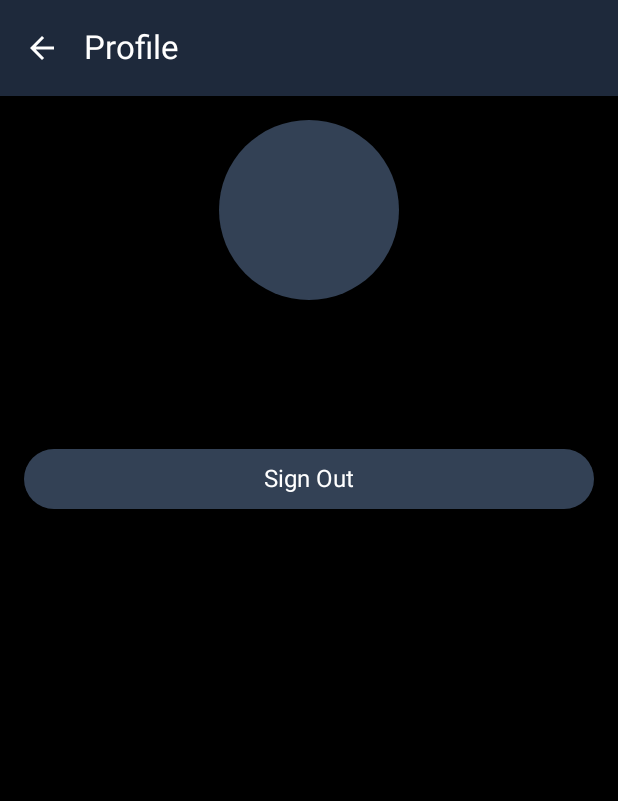
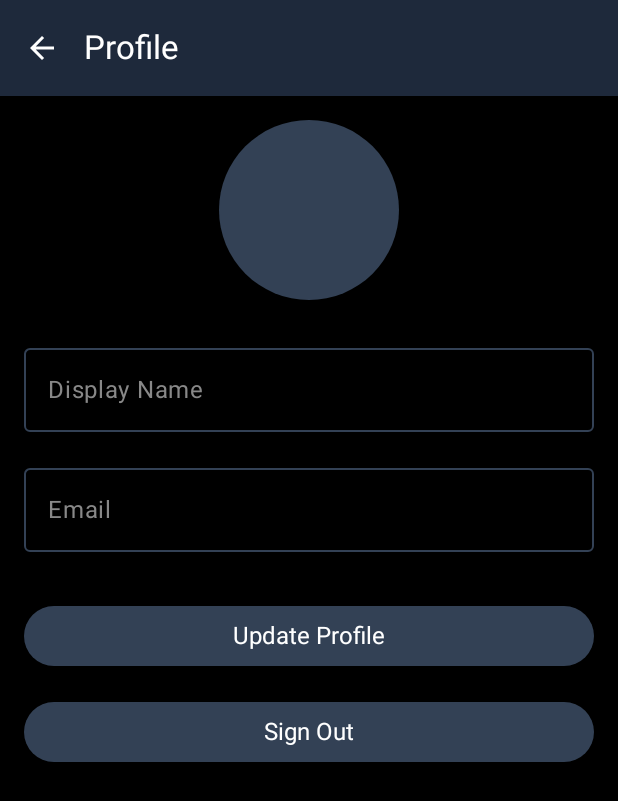
Before and after one commit to nhuanld17/ChatApp, an Android app built with Jetpack Compose: the ProfileScreen screen opened through its navigation route, on a phone screen of 412 x 824 dp. Shown: the top 801 px of the screen. Run offline under Robolectric (Android 15) with nearby library versions, the phone set to English and light mode, and no system bars; our stand-ins replace Dagger/Hilt's generated code, Firebase (no records; nobody signed in at launch, a user with empty details on screens opened directly), Timber; libraries missing offline, so code that uses them is left out: com.permissionx.guolindev, com.zegocloud.uikit, im.zego.zim; 1 statement that could not run was skipped.

Commit message:
update profile

```diff
--- a/app/src/main/java/com/example/dacs/screen/profile/ProfileScreen.kt
+++ b/app/src/main/java/com/example/dacs/screen/profile/ProfileScreen.kt
@@ -6,7 +6,7 @@ import androidx.compose.foundation.shape.CircleShape
 import androidx.compose.material.icons.Icons
 import androidx.compose.material.icons.filled.ArrowBack
 import androidx.compose.material3.*
-import androidx.compose.runtime.Composable
+import androidx.compose.runtime.*
 import androidx.compose.ui.Alignment
 import androidx.compose.ui.Modifier
 import androidx.compose.ui.draw.clip
@@ -16,13 +16,28 @@ import androidx.compose.ui.text.font.FontWeight
 import androidx.compose.ui.text.style.TextAlign
 import androidx.compose.ui.unit.dp
 import androidx.compose.ui.unit.sp
+import androidx.hilt.navigation.compose.hiltViewModel
 import androidx.navigation.NavController
+import com.example.dacs.viewmodel.profile.ProfileState
+import com.example.dacs.viewmodel.profile.ProfileViewModel
 import com.google.firebase.Firebase
 import com.google.firebase.auth.auth
 
 @OptIn(ExperimentalMaterial3Api::class)
 @Composable
 fun ProfileScreen(navController: NavController) {
+    val viewModel: ProfileViewModel = hiltViewModel()
+    val state by viewModel.state.collectAsState()
+    val displayName by viewModel.displayName.collectAsState()
+    val email by viewModel.email.collectAsState()
+
+    LaunchedEffect(state) {
+        if (state is ProfileState.Success) {
+            // Reset state after successful update
+            viewModel.updateDisplayName(displayName)
+        }
+    }
+
     Scaffold(
         topBar = {
             TopAppBar(
@@ -55,7 +70,7 @@ fun ProfileScreen(navController: NavController) {
                     .background(Color(0xFF334155))
             ) {
                 Text(
-                    text = Firebase.auth.currentUser?.email?.firstOrNull()?.uppercase() ?: "",
+                    text = (displayName.firstOrNull() ?: email.firstOrNull())?.uppercase() ?: "",
                     color = Color.White,
                     style = TextStyle(fontSize = 50.sp),
                     textAlign = TextAlign.Center,
@@ -65,22 +80,84 @@ fun ProfileScreen(navController: NavController) {
 
             Spacer(modifier = Modifier.size(24.dp))
 
-            Text(
-                text = Firebase.auth.currentUser?.email ?: "",
-                style = TextStyle(
-                    fontSize = 20.sp,
-                    color = Color.White,
-                    fontWeight = FontWeight.Medium
+            OutlinedTextField(
+                value = displayName,
+                onValueChange = { viewModel.updateDisplayName(it) },
+                label = { Text("Display Name", color = Color.Gray) },
+                modifier = Modifier.fillMaxWidth(),
+                colors = TextFieldDefaults.colors(
+                    focusedTextColor = Color.White,
+                    unfocusedTextColor = Color.White,
+                    focusedContainerColor = Color.Transparent,
+                    unfocusedContainerColor = Color.Transparent,
+                    focusedIndicatorColor = Color(0xFF334155),
+                    unfocusedIndicatorColor = Color(0xFF334155),
+                    focusedLabelColor = Color.Gray,
+                    unfocusedLabelColor = Color.Gray,
+                    cursorColor = Color.White
                 )
             )
 
-            Spacer(modifier = Modifier.size(48.dp))
+            Spacer(modifier = Modifier.size(16.dp))
+
+            OutlinedTextField(
+                value = email,
+                onValueChange = { },
+                label = { Text("Email", color = Color.Gray) },
+                modifier = Modifier.fillMaxWidth(),
+                enabled = false,
+                colors = TextFieldDefaults.colors(
+                    focusedTextColor = Color.Gray,
+                    unfocusedTextColor = Color.Gray,
+                    focusedContainerColor = Color.Transparent,
+                    unfocusedContainerColor = Color.Transparent,
+                    focusedIndicatorColor = Color(0xFF334155),
+                    unfocusedIndicatorColor = Color(0xFF334155),
+                    focusedLabelColor = Color.Gray,
+                    unfocusedLabelColor = Color.Gray,
+                    disabledTextColor = Color.Gray,
+                    disabledContainerColor = Color.Transparent,
+                    disabledIndicatorColor = Color(0xFF334155),
+                    disabledLabelColor = Color.Gray
+                )
+            )
+
+            Spacer(modifier = Modifier.size(32.dp))
+
+            Button(
+                onClick = { viewModel.updateProfile() },
+                modifier = Modifier.fillMaxWidth(),
+                colors = ButtonDefaults.buttonColors(
+                    containerColor = Color(0xFF334155)
+                ),
+                enabled = state !is ProfileState.Loading
+            ) {
+                if (state is ProfileState.Loading) {
+                    CircularProgressIndicator(
+                        modifier = Modifier.size(24.dp),
+                        color = Color.White
+                    )
+                } else {
+                    Text("Update Profile", style = TextStyle(fontSize = 16.sp))
+                }
+            }
+
+            if (state is ProfileState.Error) {
+                Spacer(modifier = Modifier.size(8.dp))
+                Text(
+                    text = (state as ProfileState.Error).message,
+                    color = Color.Red,
+                    style = TextStyle(fontSize = 14.sp)
+                )
+            }
+
+            Spacer(modifier = Modifier.size(16.dp))
 
             Button(
                 onClick = {
                     Firebase.auth.signOut()
-                    navController.navigate("login") {
-                        popUpTo("home") { inclusive = true }
+                    navController.navigate("signin") {
+                        popUpTo(0) { inclusive = true }
                     }
                 },
                 modifier = Modifier.fillMaxWidth(),
--- /dev/null
+++ b/app/src/main/java/com/example/dacs/viewmodel/profile/ProfileViewModel.kt
@@ -0,0 +1,52 @@
+package com.example.dacs.viewmodel.profile
+
+import androidx.lifecycle.ViewModel
+import androidx.lifecycle.viewModelScope
+import com.google.firebase.Firebase
+import com.google.firebase.auth.auth
+import com.google.firebase.auth.userProfileChangeRequest
+import dagger.hilt.android.lifecycle.HiltViewModel
+import kotlinx.coroutines.flow.MutableStateFlow
+import kotlinx.coroutines.flow.StateFlow
+import kotlinx.coroutines.flow.asStateFlow
+import kotlinx.coroutines.launch
+import kotlinx.coroutines.tasks.await
+import javax.inject.Inject
+
+sealed class ProfileState {
+    object Initial : ProfileState()
+    object Loading : ProfileState()
+    object Success : ProfileState()
+    data class Error(val message: String) : ProfileState()
+}
+
+@HiltViewModel
+class ProfileViewModel @Inject constructor() : ViewModel() {
+    private val _state = MutableStateFlow<ProfileState>(ProfileState.Initial)
+    val state: StateFlow<ProfileState> = _state.asStateFlow()
+
+    private val _displayName = MutableStateFlow(Firebase.auth.currentUser?.displayName ?: "")
+    val displayName: StateFlow<String> = _displayName.asStateFlow()
+
+    private val _email = MutableStateFlow(Firebase.auth.currentUser?.email ?: "")
+    val email: StateFlow<String> = _email.asStateFlow()
+
+    fun updateDisplayName(newDisplayName: String) {
+        _displayName.value = newDisplayName
+    }
+
+    fun updateProfile() {
+        viewModelScope.launch {
+            try {
+                _state.value = ProfileState.Loading
+                val user = Firebase.auth.currentUser
+                user?.updateProfile(userProfileChangeRequest {
+                    displayName = _displayName.value
+                })?.await()
+                _state.value = ProfileState.Success
+            } catch (e: Exception) {
+                _state.value = ProfileState.Error(e.message ?: "Failed to update profile")
+            }
+        }
+    }
+}
```
